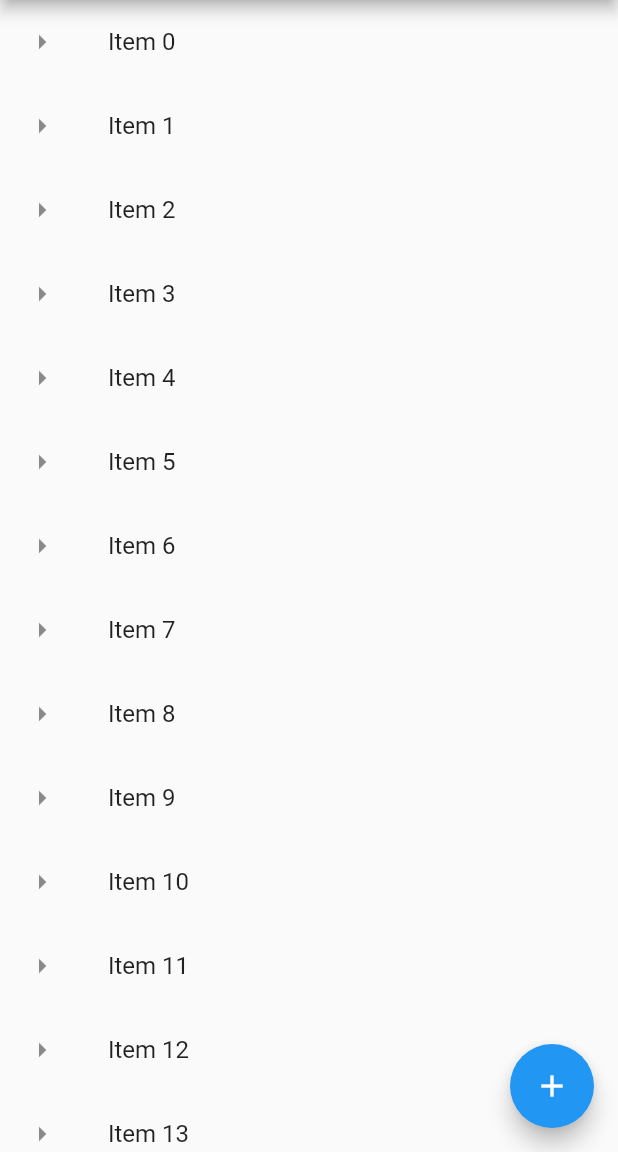
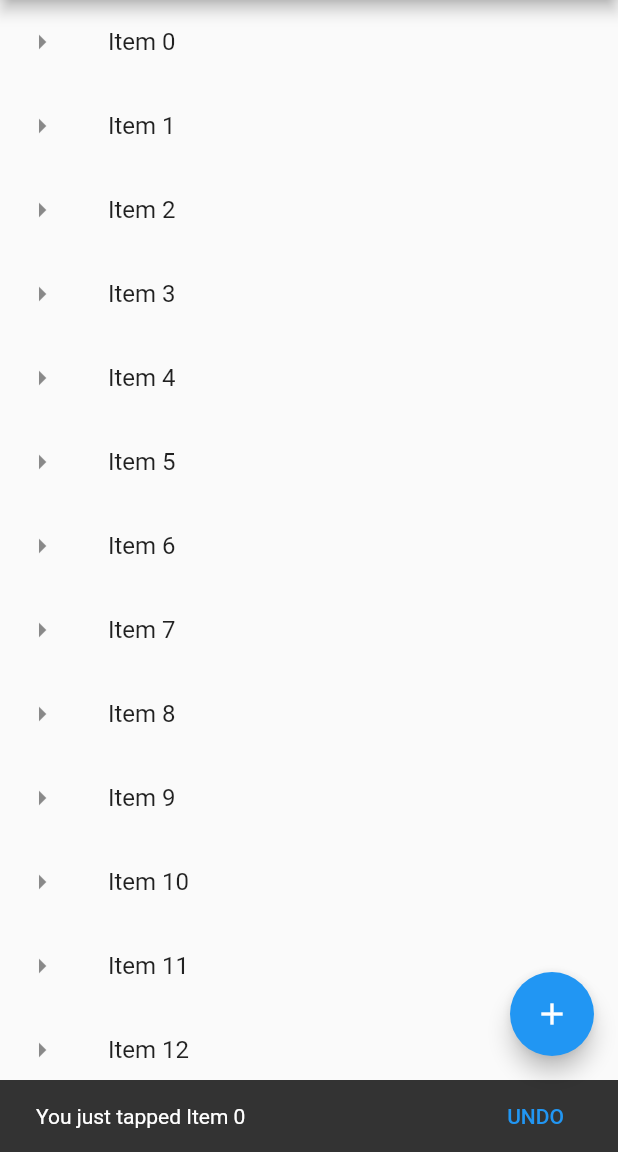
Before and after one commit to shubhampokhrel81/flutterapp1, a Flutter app: the screen it shows after launch, after a tap on an icon or button, on a phone screen of 412 x 824 dp, the part 84-1236 px from its top. Run offline on Flutter 3.47's test engine with Material 2 defaults, Android fonts, the phone set to English and light mode, and no system bars.

Commit message:
Snack Bar added

```diff
--- a/flutterapp/lib/main.dart
+++ b/flutterapp/lib/main.dart
@@ -30,10 +30,24 @@ Widget getListView(){
           leading: Icon(Icons.arrow_right,),
           title: Text(listItems[index]),
           onTap: (){
-            print("List ${listItems[index]} clicked");
+            showSnackBar(context, listItems[index]);
+//            print("List ${listItems[index]} clicked");
           },
         );
   }
   );
   return listView;
 }
+
+void showSnackBar(BuildContext context, String item){
+  var snackBar = SnackBar(
+    content: Text("You just tapped $item"),
+    action: SnackBarAction(
+      label: "UNDO",
+      onPressed: (){
+        debugPrint("Performing dummy UNDO operation");
+      },
+    ),
+  );
+      Scaffold.of(context).showSnackBar(snackBar);
+}
```
